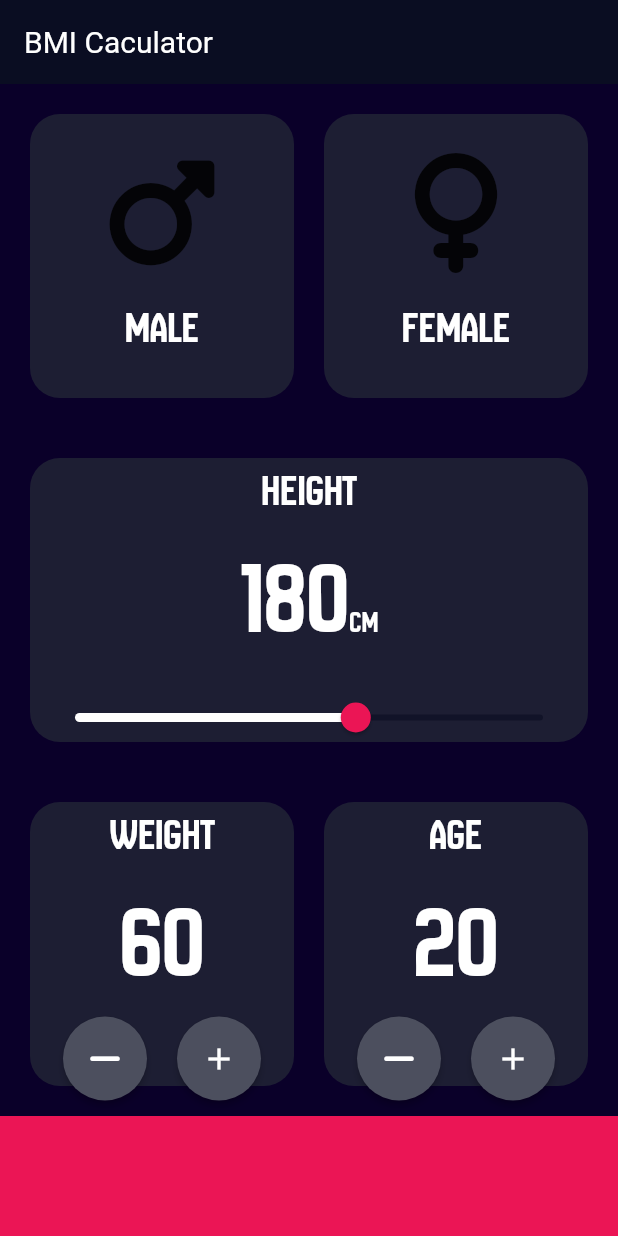
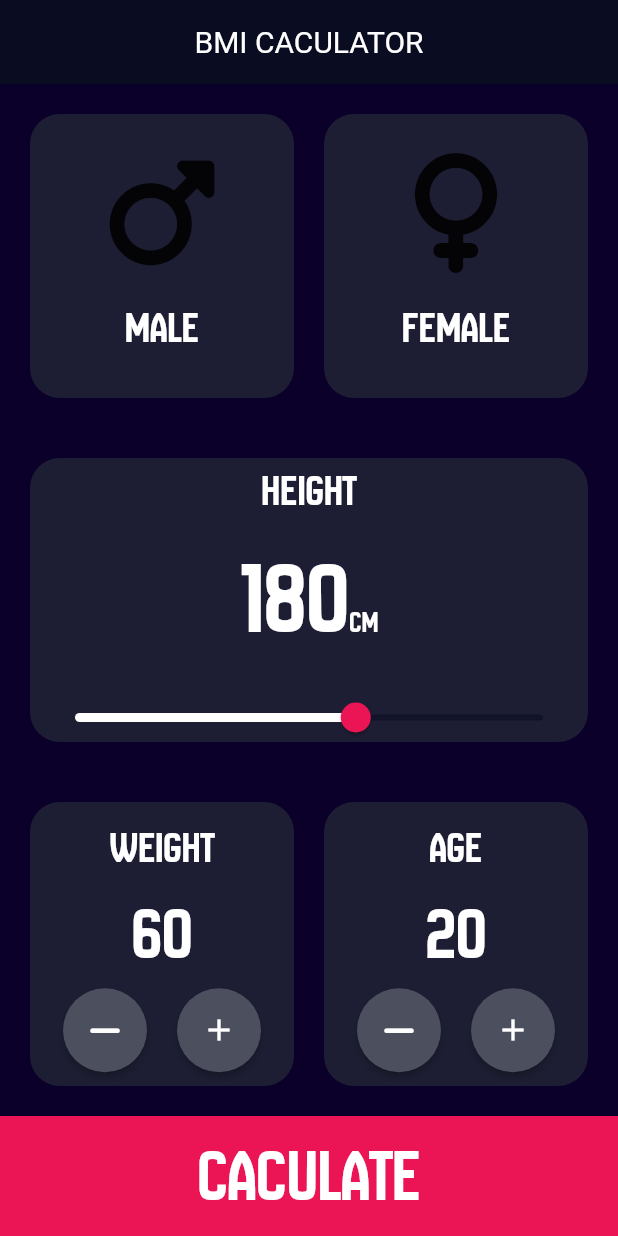
Before and after one commit to DG1923/bmicaculator, a Flutter app: the screen it shows after launch, on a phone screen of 412 x 824 dp. Run offline on Flutter 3.47's test engine with Material 3 defaults, Android fonts, the light colour scheme and no system bars; our stand-ins replace font_awesome_flutter.

Commit message:
Done second UI

```diff
--- a/lib/input.dart
+++ b/lib/input.dart
@@ -3,6 +3,7 @@
 import 'childWidget.dart';
 import 'reuseCard.dart';
 import 'constants.dart';
+import 'result.dart';
 
 enum Gender {
   male,
@@ -74,7 +75,8 @@
     return SafeArea(
       child: Scaffold(
         appBar: AppBar(
-          title: Text("BMI Caculator"),
+          title: Text("BMI CACULATOR"),
+          centerTitle: true,
         ),
         body: Container(
           child: Column(
@@ -116,7 +118,7 @@
                           children: <Widget>[
                             Text(
                               height.toString(),
-                              style: kNumberMediumStyle,
+                              style: kNumberLargeStyle,
                             ),
                             Text(
                               'cm',
@@ -196,7 +198,7 @@
                                         ),
                                         func: (){
                                           setState(() {
-                                            weight--;
+                                            weight++;
                                           });
                                         },
                                       ),
@@ -267,6 +269,17 @@
                 width: double.infinity,
                 height: kHeightBottomButton,
                 color: kColorBottomButton,
+                child: GestureDetector(
+                  onTap: (){
+                    print("caculate was pressed");
+                    Navigator.push(context, MaterialPageRoute(builder: (context) =>const Result()));
+                  },
+                  child: Center(
+                    child: Text("CACULATE",
+                      style: kNumberMediumStyle,
+                    ),
+                  ),
+                ),
               ),
             ],
           ),
--- a/lib/main.dart
+++ b/lib/main.dart
@@ -24,7 +24,7 @@
               fontSize: 20,
             )),
       ),
-      home: InputRange(),
+      home: const InputRange(),
     );
   }
 }
```
Also changed, not shown: lib/constants.dart (+11 -2 lines), lib/result.dart (added, +93 -0 lines).
